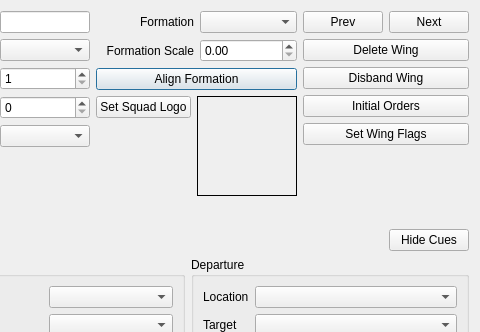
First picture: the form in qtfred/ui/WingEditorDialog.ui, repository scp-fs2open/fs2open.github.com, before the edit; both pictures show x 104 to 584 and y 0 to 332 of the 584 by 1022 pixel window.
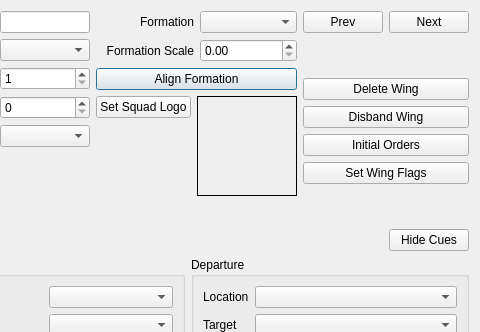
Second picture: the form after the edit. Custom widgets are drawn as their Qt base class.

The edit to the form file:
```diff
--- a/qtfred/ui/WingEditorDialog.ui
+++ b/qtfred/ui/WingEditorDialog.ui
@@ -300,6 +300,43 @@
          <property name="horizontalSpacing">
           <number>0</number>
          </property>
+         <item row="5" column="0">
+          <widget class="QPushButton" name="wingFlagsButton">
+           <property name="toolTip">
+            <string>&lt;html&gt;&lt;head/&gt;&lt;body&gt;&lt;p&gt;Changes ship's textures&lt;/p&gt;&lt;/body&gt;&lt;/html&gt;</string>
+           </property>
+           <property name="text">
+            <string>Set Wing Flags</string>
+           </property>
+          </widget>
+         </item>
+         <item row="3" column="0">
+          <widget class="QPushButton" name="disbandWingButton">
+           <property name="text">
+            <string>Disband Wing</string>
+           </property>
+          </widget>
+         </item>
+         <item row="6" column="0">
+          <spacer name="verticalSpacer_2">
+           <property name="orientation">
+            <enum>Qt::Vertical</enum>
+           </property>
+           <property name="sizeHint" stdset="0">
+            <size>
+             <width>20</width>
+             <height>40</height>
+            </size>
+           </property>
+          </spacer>
+         </item>
+         <item row="2" column="0">
+          <widget class="QPushButton" name="deleteWingButton">
+           <property name="text">
+            <string>Delete Wing</string>
+           </property>
+          </widget>
+         </item>
          <item row="0" column="0">
           <layout class="QHBoxLayout" name="directionalBtnLayout">
            <property name="spacing">
@@ -345,27 +382,7 @@
            </item>
           </layout>
          </item>
-         <item row="5" column="0">
-          <spacer name="verticalSpacer_2">
-           <property name="orientation">
-            <enum>Qt::Vertical</enum>
-           </property>
-           <property name="sizeHint" stdset="0">
-            <size>
-             <width>20</width>
-             <height>40</height>
-            </size>
-           </property>
-          </spacer>
-         </item>
-         <item row="2" column="0">
-          <widget class="QPushButton" name="disbandWingButton">
-           <property name="text">
-            <string>Disband Wing</string>
-           </property>
-          </widget>
-         </item>
-         <item row="3" column="0">
+         <item row="4" column="0">
           <widget class="QPushButton" name="initialOrdersButton">
            <property name="toolTip">
             <string>&lt;html&gt;&lt;head/&gt;&lt;body&gt;&lt;p&gt;Give orders to the ship&lt;/p&gt;&lt;/body&gt;&lt;/html&gt;</string>
@@ -376,21 +393,17 @@
           </widget>
          </item>
          <item row="1" column="0">
-          <widget class="QPushButton" name="deleteWingButton">
-           <property name="text">
-            <string>Delete Wing</string>
+          <spacer name="verticalSpacer_6">
+           <property name="orientation">
+            <enum>Qt::Vertical</enum>
            </property>
-          </widget>
-         </item>
-         <item row="4" column="0">
-          <widget class="QPushButton" name="wingFlagsButton">
-           <property name="toolTip">
-            <string>&lt;html&gt;&lt;head/&gt;&lt;body&gt;&lt;p&gt;Set special wing flags&lt;/p&gt;&lt;/body&gt;&lt;/html&gt;</string>
+           <property name="sizeHint" stdset="0">
+            <size>
+             <width>20</width>
+             <height>40</height>
+            </size>
            </property>
-           <property name="text">
-            <string>Set Wing Flags</string>
-           </property>
-          </widget>
+          </spacer>
          </item>
         </layout>
        </item>
@@ -872,16 +885,16 @@
   </layout>
  </widget>
  <customwidgets>
-  <customwidget>
-   <class>fso::fred::sexp_tree</class>
-   <extends>QTreeView</extends>
-   <header>ui/widgets/sexp_tree.h</header>
-  </customwidget>
   <customwidget>
    <class>fso::fred::ShipFlagCheckbox</class>
    <extends>QCheckBox</extends>
    <header>ui/widgets/ShipFlagCheckbox.h</header>
   </customwidget>
+  <customwidget>
+   <class>fso::fred::sexp_tree</class>
+   <extends>QTreeView</extends>
+   <header>ui/widgets/sexp_tree.h</header>
+  </customwidget>
  </customwidgets>
  <resources>
   <include location="../resources/resources.qrc"/>
```
